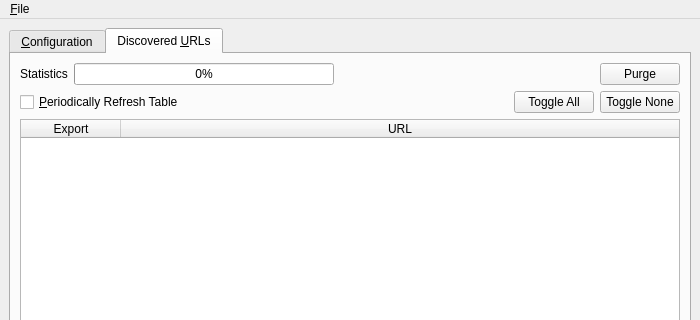
Before: the Qt Designer form UI/pandemonium.ui in nurfalie/pandamonium, drawn with Qt 5; both pictures show x 0 to 700 and y 0 to 320 of the 700 by 600 pixel window.
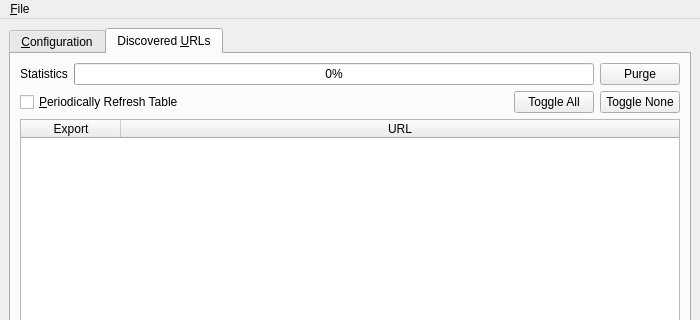
After: the same form once the commit is applied. The open tabs and pages were chosen to show the change.

Patch:
```diff
--- a/UI/pandemonium.ui
+++ b/UI/pandemonium.ui
@@ -420,19 +420,6 @@
             </property>
            </widget>
           </item>
-          <item>
-           <spacer name="horizontalSpacer_5">
-            <property name="orientation">
-             <enum>Qt::Horizontal</enum>
-            </property>
-            <property name="sizeHint" stdset="0">
-             <size>
-              <width>40</width>
-              <height>20</height>
-             </size>
-            </property>
-           </spacer>
-          </item>
           <item>
            <widget class="QPushButton" name="purge_unvisited_visited_urls">
             <property name="toolTip">
```
